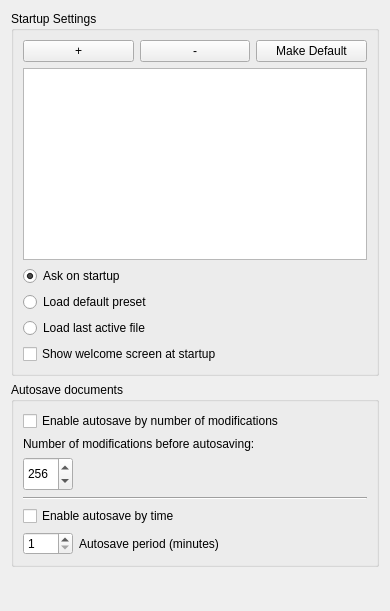
This is app/ui/filespage.ui in MakiNoAtorie/JustAnimate as Qt 5 draws it before an edit. The edited form follows.
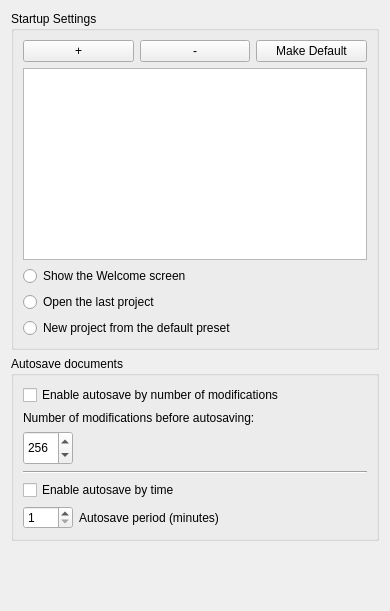
This is the edited form.

Commit message:
One startup choice in Preferences > Files
Show the Welcome screen, Open the last project or New project from the
default preset replace the old startup radios and checkbox. The old keys
migrate once to SETTING::STARTUP_ACTION; Welcome::showAtStartup is gone.

Fixes #233

Diff of the .ui file:
```diff
--- a/app/ui/filespage.ui
+++ b/app/ui/filespage.ui
@@ -58,23 +58,7 @@
       <item>
        <widget class="QRadioButton" name="askPresetRbtn">
         <property name="text">
-         <string>Ask on startup</string>
-        </property>
-        <property name="checked">
-         <bool>true</bool>
-        </property>
-        <attribute name="buttonGroup">
-         <string notr="true">startupGroup</string>
-        </attribute>
-       </widget>
-      </item>
-      <item>
-       <widget class="QRadioButton" name="loadDefaultPresetRbtn">
-        <property name="text">
-         <string>Load default preset</string>
-        </property>
-        <property name="checked">
-         <bool>false</bool>
+         <string>Show the Welcome screen</string>
         </property>
         <attribute name="buttonGroup">
          <string notr="true">startupGroup</string>
@@ -84,7 +68,7 @@
       <item>
        <widget class="QRadioButton" name="loadLastActiveRbtn">
         <property name="text">
-         <string>Load last active file</string>
+         <string>Open the last project</string>
         </property>
         <attribute name="buttonGroup">
          <string notr="true">startupGroup</string>
@@ -92,9 +76,9 @@
        </widget>
       </item>
       <item>
-       <widget class="QCheckBox" name="showWelcomeCheckBox">
+       <widget class="QRadioButton" name="loadDefaultPresetRbtn">
         <property name="text">
-         <string>Show welcome screen at startup</string>
+         <string>New project from the default preset</string>
         </property>
        </widget>
       </item>
```
Left out of the diff: 5 changed lines with no effect on the pictures. The commit also changes 12 other files.
